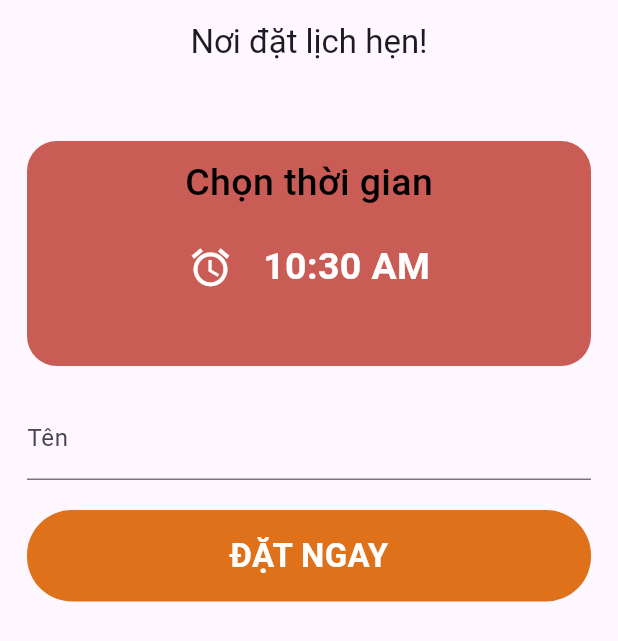
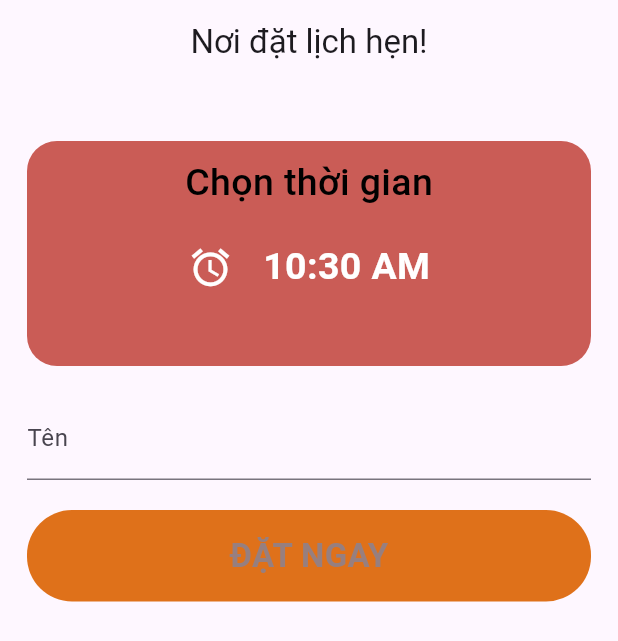
Before and after one commit to DuyBui03/flutter_project_1, a Flutter app: the screen it shows after launch, on a phone screen of 412 x 824 dp. Shown: the top 641 px of the screen. Run offline on Flutter 3.47's test engine with Material 3 defaults, Android fonts, the phone set to English and light mode, and no system bars.

Commit message:
xử lí và thêm giao diện mới

```diff
--- a/frontend/lib/main.dart
+++ b/frontend/lib/main.dart
@@ -156,7 +156,7 @@ class _MyHomePageState extends State<MyHomePage> {
                   child: Text(
                     "ĐẶT NGAY",
                     style: TextStyle(
-                        color: Colors.white,
+                        color: const Color.fromARGB(255, 151, 127, 127),
                         fontSize: 22.0,
                         fontWeight: FontWeight.bold),
                   ),
```
